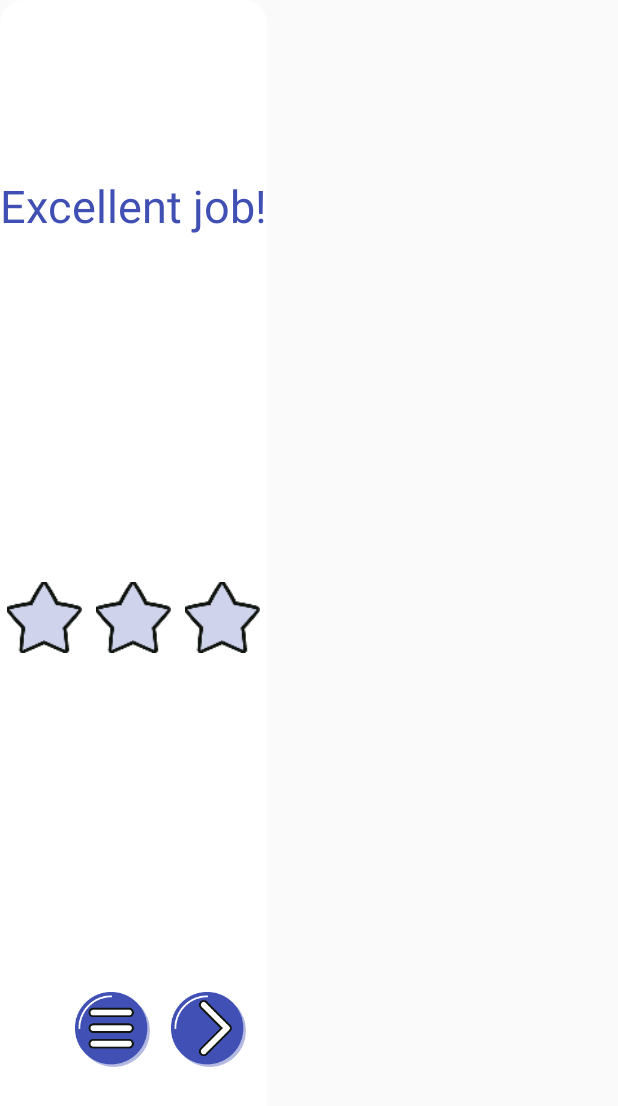
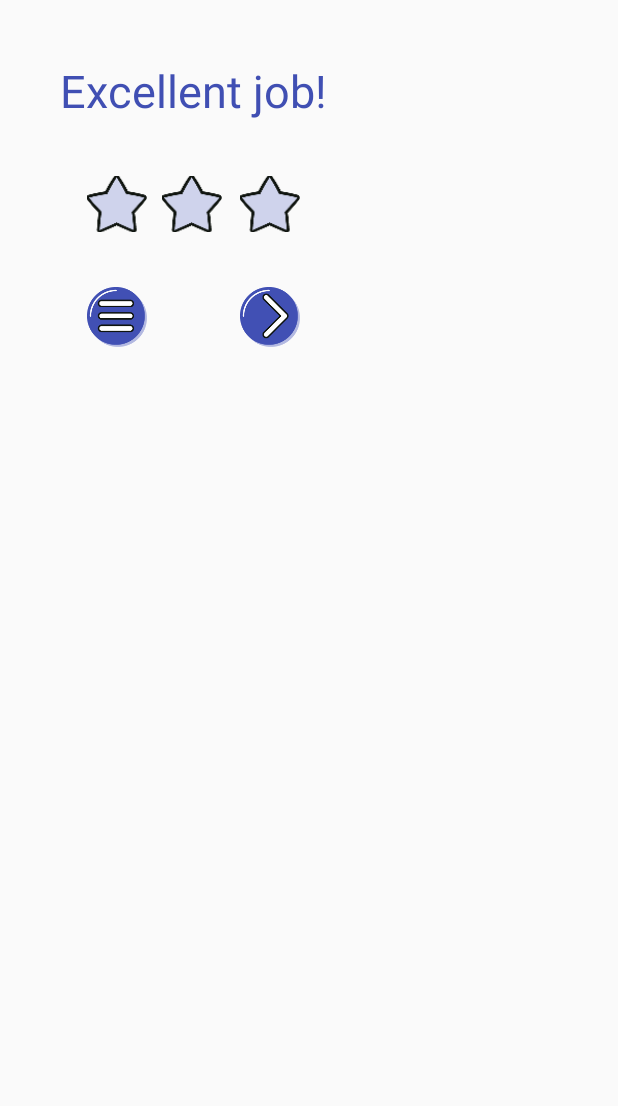
Before and after one commit to literakl/lelimath, an Android app: the layout dlg_game_completed.xml on its own in the app's theme, with its tools: preview values and no code run, on a phone screen of 412 x 824 dp. Shown: the top 1106 px of the screen. Run offline under Robolectric (Android 15) with nearby library versions, the phone set to English and light mode, and no system bars.

Commit message:
bug fix #15: prevod kodu Amity z LinearLayout na ConstraintLayout a z PopupWindow na AlertDialog.

```diff
--- a/app/src/main/java/lelisoft/com/lelimath/activities/RunTestActivity.java
+++ b/app/src/main/java/lelisoft/com/lelimath/activities/RunTestActivity.java
@@ -5,12 +5,11 @@ import android.content.Context;
 import android.content.Intent;
 import android.graphics.Point;
 import android.os.Bundle;
+import android.support.v7.app.AlertDialog;
 import android.support.v7.widget.Toolbar;
-import android.view.Gravity;
 import android.view.LayoutInflater;
 import android.view.View;
 import android.widget.ImageView;
-import android.widget.PopupWindow;
 import android.widget.TextView;
 
 import org.slf4j.Logger;
@@ -59,7 +58,7 @@ public class RunTestActivity extends BaseGameActivity implements LeliGameFragmen
 
     TestRecordProvider provider;
     LeliGameFragment fragment;
-    PopupWindow dialog;
+    AlertDialog dialog;
     Campaign campaign;
     Test test;
     int position, errors;
@@ -150,6 +149,7 @@ public class RunTestActivity extends BaseGameActivity implements LeliGameFragmen
             @SuppressLint("InflateParams")
             View view = inflater.inflate(R.layout.dlg_game_completed, null);
             Misc.setRating(view, score);
+
             TextView caption = (TextView) view.findViewById(R.id.caption);
             if (score >= 60) {
                 if (score >= 90) {
@@ -166,8 +166,7 @@ public class RunTestActivity extends BaseGameActivity implements LeliGameFragmen
             button = (ImageView) view.findViewById(R.id.buttonList);
             button.setOnClickListener(listListener);
 
-            dialog = new PopupWindow(view, (int) (width / 1.5), height / 2, true);
-            dialog.showAtLocation(view, Gravity.CENTER, 0, 0);
+            dialog = new AlertDialog.Builder(RunTestActivity.this).setView(view).show();
         } catch (Exception e) {
             log.debug("Error", e);
         }
@@ -201,14 +200,19 @@ public class RunTestActivity extends BaseGameActivity implements LeliGameFragmen
     }
 
     View.OnClickListener nextListener = new View.OnClickListener() {
-        @Override
         public void onClick(View view) {
+            if (dialog != null && dialog.isShowing()) {
+                dialog.dismiss();
+            }
         }
     };
 
     View.OnClickListener listListener = new View.OnClickListener() {
         @Override
         public void onClick(View view) {
+            if (dialog != null && dialog.isShowing()) {
+                dialog.dismiss();
+            }
             setResult(RESULT_OK);
             finish();
         }
--- a/app/src/main/res/layout/dlg_game_completed.xml
+++ b/app/src/main/res/layout/dlg_game_completed.xml
@@ -1,132 +1,90 @@
-<LinearLayout xmlns:android="http://schemas.android.com/apk/res/android"
+<?xml version="1.0" encoding="utf-8"?>
+<android.support.constraint.ConstraintLayout
+    xmlns:android="http://schemas.android.com/apk/res/android"
+    xmlns:app="http://schemas.android.com/apk/res-auto"
     xmlns:tools="http://schemas.android.com/tools"
-    android:id="@+id/popup_element"
     android:layout_width="wrap_content"
-    android:background="@drawable/bg_completed_game"
-    android:layout_height="match_parent"
-    android:orientation="vertical">
-
-    <LinearLayout
-        android:layout_width="match_parent"
-        android:layout_height="0dp"
-        android:layout_weight="1"
-        android:gravity="center"
-        android:orientation="vertical">
+    android:layout_height="wrap_content"
+    app:layout_gravity="center"
+    >
 
     <TextView
         android:id="@+id/caption"
         android:layout_width="wrap_content"
         android:layout_height="wrap_content"
+        android:layout_marginTop="40dp"
+        android:layout_marginLeft="40dp"
+        android:layout_marginRight="40dp"
+        app:layout_constraintTop_toTopOf="parent"
+        app:layout_constraintLeft_toLeftOf="parent"
+        app:layout_constraintRight_toRightOf="parent"
         android:text="@string/caption_game_completed_great"
         android:textColor="#404fb3"
         android:textSize="30sp" />
-    </LinearLayout>
 
     <LinearLayout
-        android:layout_width="match_parent"
-        android:layout_height="0dp"
-        android:layout_weight="1"
-        android:gravity="center"
-        android:orientation="vertical">
-
-        <LinearLayout
-            android:layout_width="match_parent"
-            android:layout_height="match_parent"
-            android:gravity="center"
-            android:orientation="horizontal">
-
-            <LinearLayout
-                android:layout_width="0dp"
-                android:layout_height="match_parent"
-                android:layout_weight="1"
+        android:id="@+id/stars"
+        android:layout_width="wrap_content"
+        android:layout_height="wrap_content"
+        android:layout_marginTop="35dp"
+        app:layout_constraintTop_toBottomOf="@+id/caption"
+        app:layout_constraintLeft_toLeftOf="parent"
+        app:layout_constraintRight_toRightOf="parent"
         android:gravity="center"
         android:orientation="horizontal">
 
         <ImageView
             android:id="@+id/star1"
-                    android:layout_width="50dp"
-                    android:layout_height="50dp"
+            android:layout_width="40dp"
+            android:layout_height="40dp"
+            android:src="@drawable/ic_star_off"
+            tools:ignore="ContentDescription" />
+
+        <Space
+            android:layout_width="10dp"
+            android:layout_height="wrap_content"/>
+
+        <ImageView
+            android:id="@+id/star2"
+            android:layout_width="40dp"
+            android:layout_height="40dp"
+            android:src="@drawable/ic_star_off"
+            tools:ignore="ContentDescription" />
+
+        <Space
+            android:layout_width="12dp"
+            android:layout_height="wrap_content"/>
+
+        <ImageView
+            android:id="@+id/star3"
+            android:layout_width="40dp"
+            android:layout_height="40dp"
             android:src="@drawable/ic_star_off"
             tools:ignore="ContentDescription" />
     </LinearLayout>
 
-            <LinearLayout
-                android:layout_width="0dp"
-                android:layout_height="match_parent"
-                android:layout_weight="1"
-                android:gravity="center"
-                android:orientation="horizontal">
-
-                <ImageView
-                    android:id="@+id/star2"
-                    android:layout_width="50dp"
-                    android:layout_height="50dp"
-                    android:src="@drawable/ic_star_off"
-                    tools:ignore="ContentDescription"/>
-            </LinearLayout>
-
-            <LinearLayout
-                android:layout_width="0dp"
-                android:layout_height="match_parent"
-                android:layout_weight="1"
-                android:gravity="center"
-                android:orientation="horizontal">
-
-                <ImageView
-                    android:id="@+id/star3"
-                    android:layout_width="50dp"
-                    android:layout_height="50dp"
-                    android:src="@drawable/ic_star_off"
-                    tools:ignore="ContentDescription" />
-            </LinearLayout>
-        </LinearLayout>
-
-    </LinearLayout>
-
-    <LinearLayout
-        android:layout_width="match_parent"
-        android:layout_height="0dp"
-        android:layout_marginLeft="50dp"
-        android:layout_weight="1"
-        android:gravity="center_vertical"
-        android:orientation="vertical">
-
-        <LinearLayout
-            android:layout_width="match_parent"
-            android:layout_height="match_parent"
-            android:gravity="center_vertical"
-            android:orientation="horizontal">
-
-            <LinearLayout
-                android:layout_width="0dp"
-                android:layout_height="match_parent"
-                android:layout_weight="1"
-                android:gravity="center_vertical"
-                android:orientation="horizontal">
-
     <ImageView
         android:id="@+id/buttonList"
-                    android:layout_width="50dp"
-                    android:layout_height="50dp"
+        android:layout_width="40dp"
+        android:layout_height="40dp"
         android:src="@drawable/ic_action_list"
+        app:layout_constraintTop_toBottomOf="@+id/stars"
+        app:layout_constraintLeft_toLeftOf="@+id/stars"
+        app:layout_constraintBottom_toBottomOf="parent"
+        android:layout_marginTop="35dp"
+        android:layout_marginBottom="40dp"
         tools:ignore="ContentDescription"/>
-            </LinearLayout>
-
-            <LinearLayout
-                android:layout_width="0dp"
-                android:layout_height="match_parent"
-                android:layout_weight="1"
-                android:gravity="center_vertical"
-                android:orientation="horizontal">
 
     <ImageView
         android:id="@+id/buttonNext"
-                    android:layout_width="50dp"
-                    android:layout_height="50dp"
+        android:layout_width="40dp"
+        android:layout_height="40dp"
         android:src="@drawable/ic_action_next"
+        app:layout_constraintTop_toBottomOf="@+id/stars"
+        app:layout_constraintRight_toRightOf="@+id/stars"
+        app:layout_constraintBottom_toBottomOf="parent"
+        android:layout_marginTop="35dp"
+        android:layout_marginBottom="40dp"
         tools:ignore="ContentDescription"/>
-            </LinearLayout>
-        </LinearLayout>
 
-    </LinearLayout>
-</LinearLayout>
+</android.support.constraint.ConstraintLayout>
--- a/app/src/main/res/layout/tmpl_test_locked.xml
+++ b/app/src/main/res/layout/tmpl_test_locked.xml
@@ -5,7 +5,7 @@
     android:layout_width="120dp"
     android:layout_height="120dp"
     app:layout_gravity="center"
-    android:background="@drawable/game_border"
+    android:background="@drawable/bg_game_border"
     >
 
     <LinearLayout
--- a/app/src/main/res/layout/tmpl_test_open.xml
+++ b/app/src/main/res/layout/tmpl_test_open.xml
@@ -6,7 +6,7 @@
     android:layout_width="120dp"
     android:layout_height="120dp"
     app:layout_gravity="center"
-    android:background="@drawable/game_border"
+    android:background="@drawable/bg_game_border"
     >
 
     <lelisoft.com.lelimath.gui.OutlineTextView
```
Also changed, not shown: app/src/main/res/drawable-xxhdpi/bg_game_border.xml (renamed from app/src/main/res/drawable-xxhdpi/game_border.xml), app/src/main/res/drawable/bg_completed_game.xml (renamed from app/src/main/res/drawable-xxxhdpi/bg_completed_game.xml). Lines whose indentation alone changed are shown as unchanged.
